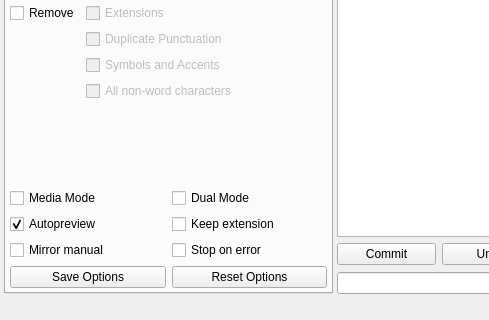
First picture: the form in demimove/data/gui.ui, repository gmdfalk/demimove, before the edit; both pictures show x 0 to 489 and y 336 to 656 of the 978 by 656 pixel window.
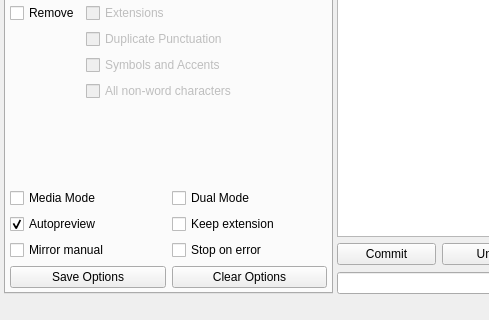
Second picture: the form after the edit.

Patch:
```diff
--- a/demimove/data/gui.ui
+++ b/demimove/data/gui.ui
@@ -574,7 +574,7 @@
            <item row="4" column="1">
             <widget class="QPushButton" name="resetoptionsbutton">
              <property name="text">
-              <string>Reset Options</string>
+              <string>Clear Options</string>
              </property>
             </widget>
            </item>
```
Left out of the diff: 2 changed lines with no effect on the pictures.
